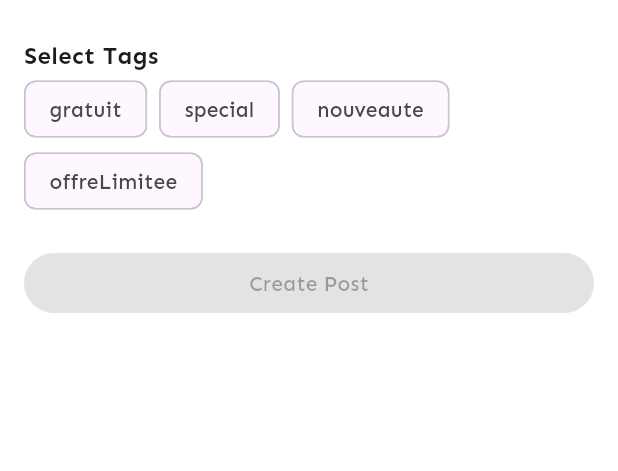
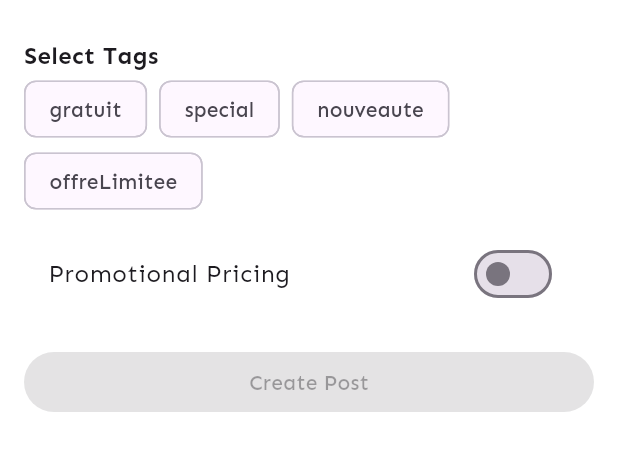
Before and after one commit to TugoMC/event_app, a Flutter app: the BlogPostEditScreen screen opened directly, on a phone screen of 412 x 824 dp, the part 572-1043 px from its top. Run offline on Flutter 3.47's test engine with Material 3 defaults, Android fonts, the phone set to English and light mode, and no system bars; our stand-ins replace auto_size_text, carousel_slider, cloud_firestore, firebase_auth, firebase_core, flutter_svg and 6 more; accounts and stored records are empty.

Commit message:
"Added promotional pricing and validity date fields to BlogPostEditScreen, with date pickers and validation. Imported intl package for date formatting."

```diff
--- a/lib/presentation/screens/dashboard/notification/blogpost/blog_post_edit_screen.dart
+++ b/lib/presentation/screens/dashboard/notification/blogpost/blog_post_edit_screen.dart
@@ -4,6 +4,7 @@ import 'package:event_app/data/models/commune.dart';
 import 'package:event_app/data/models/event_space.dart';
 import 'package:flutter/material.dart';
 import 'package:cloud_firestore/cloud_firestore.dart';
+import 'package:intl/intl.dart';
 
 class BlogPostEditScreen extends StatefulWidget {
   final BlogPost? post;
@@ -35,7 +36,13 @@ class _BlogPostEditScreenState extends State<BlogPostEditScreen> {
   String? _selectedEventSpaceId;
   EventSpace? _selectedEventSpace;
   late List<BlogTag> _tags;
-  BlogPromotionalPrice? _promotionalPrice;
+
+  // New fields for promotional pricing and validity
+  bool _isPromotional = false;
+  double? _promotionalPrice;
+  DateTime? _promotionalStartDate;
+  DateTime? _promotionalEndDate;
+  DateTime? _validUntil;
 
   List<EventSpace> _eventSpaces = [];
   bool _isLoading = true;
@@ -51,7 +58,17 @@ class _BlogPostEditScreenState extends State<BlogPostEditScreen> {
       _description = widget.post!.description;
       _selectedEventSpaceId = widget.post!.eventSpaceId;
       _tags = List.from(widget.post!.tags);
-      _promotionalPrice = widget.post!.promotionalPrice;
+
+      // Populate promotional price fields
+      if (widget.post!.promotionalPrice != null) {
+        _isPromotional = true;
+        _promotionalPrice = widget.post!.promotionalPrice!.promotionalPrice;
+        _promotionalStartDate = widget.post!.promotionalPrice!.startDate;
+        _promotionalEndDate = widget.post!.promotionalPrice!.endDate;
+      }
+
+      // Populate validity date
+      _validUntil = widget.post!.validUntil;
     } else {
       // Initialize with default values for new post
       _title = '';
@@ -254,10 +271,59 @@ class _BlogPostEditScreenState extends State<BlogPostEditScreen> {
   }
 
   Future<void> _savePost() async {
+    // Validate promotional price details
+    if (_isPromotional) {
+      if (_promotionalPrice == null) {
+        ScaffoldMessenger.of(context).showSnackBar(
+          const SnackBar(content: Text('Please enter a promotional price')),
+        );
+        return;
+      }
+      if (_promotionalStartDate == null || _promotionalEndDate == null) {
+        ScaffoldMessenger.of(context).showSnackBar(
+          const SnackBar(
+              content: Text('Please enter promotional start and end dates')),
+        );
+        return;
+      }
+    }
+
+    // Validate limited offer tag
+    if (_tags.contains(BlogTag.offreLimitee) && _validUntil == null) {
+      ScaffoldMessenger.of(context).showSnackBar(
+        const SnackBar(
+            content: Text('A limited offer must have a validity period')),
+      );
+      return;
+    }
+
     if (_formKey.currentState!.validate() && _selectedEventSpace != null) {
       _formKey.currentState!.save();
 
       try {
+        // Prepare promotional price object
+        BlogPromotionalPrice? promotionalPriceObj;
+        if (_isPromotional &&
+            _promotionalPrice != null &&
+            _promotionalStartDate != null &&
+            _promotionalEndDate != null) {
+          // Validate promotional price is lower than original price
+          if (_promotionalPrice! >= _selectedEventSpace!.price) {
+            ScaffoldMessenger.of(context).showSnackBar(
+              const SnackBar(
+                  content: Text(
+                      'Promotional price must be lower than original price')),
+            );
+            return;
+          }
+
+          promotionalPriceObj = BlogPromotionalPrice(
+            promotionalPrice: _promotionalPrice!,
+            startDate: _promotionalStartDate!,
+            endDate: _promotionalEndDate!,
+          );
+        }
+
         final blogPost = BlogPost(
           id: widget.post?.id, // Use existing ID if editing
           title: _title,
@@ -265,8 +331,9 @@ class _BlogPostEditScreenState extends State<BlogPostEditScreen> {
           eventSpaceId: _selectedEventSpace!.id,
           eventSpacePrice: _selectedEventSpace!.price,
           createdAt: widget.post?.createdAt ?? DateTime.now(),
+          validUntil: _validUntil,
           tags: _tags,
-          promotionalPrice: _promotionalPrice,
+          promotionalPrice: promotionalPriceObj,
         );
 
         if (widget.post == null) {
@@ -293,6 +360,37 @@ class _BlogPostEditScreenState extends State<BlogPostEditScreen> {
           SnackBar(content: Text('Error saving post: $e')),
         );
       }
+    }
+  }
+
+  // Date picker for promotional dates and validity
+  Future<void> _selectDate(BuildContext context,
+      {bool isValidUntil = false}) async {
+    final DateTime? picked = await showDatePicker(
+      context: context,
+      initialDate: DateTime.now(),
+      firstDate: DateTime.now(),
+      lastDate: DateTime(2101),
+    );
+
+    if (picked != null) {
+      setState(() {
+        if (isValidUntil) {
+          _validUntil = picked;
+        } else if (_promotionalStartDate == null) {
+          _promotionalStartDate = picked;
+        } else {
+          // Validate that end date is after start date
+          if (picked.isAfter(_promotionalStartDate!)) {
+            _promotionalEndDate = picked;
+          } else {
+            ScaffoldMessenger.of(context).showSnackBar(
+              const SnackBar(
+                  content: Text('End date must be after start date')),
+            );
+          }
+        }
+      });
     }
   }
 
@@ -458,9 +556,77 @@ class _BlogPostEditScreenState extends State<BlogPostEditScreen> {
                       ))
                   .toList(),
             ),
-            const SizedBox(height: 20),
+            // Promotional Price Section
+            const SizedBox(height: 10),
+            SwitchListTile(
+              title: const Text('Promotional Pricing'),
+              value: _isPromotional,
+              onChanged: (bool value) {
+                setState(() {
+                  _isPromotional = value;
+                  if (!value) {
+                    // Reset promotional price fields
+                    _promotionalPrice = null;
+                    _promotionalStartDate = null;
+                    _promotionalEndDate = null;
+                  }
+                });
+              },
+            ),
+
+            if (_isPromotional) ...[
+              // Promotional Price Input
+              TextFormField(
+                decoration: const InputDecoration(
+                  labelText: 'Promotional Price',
+                  hintText: 'Enter promotional price',
+                ),
+                keyboardType: TextInputType.number,
+                validator: (value) {
+                  if (_isPromotional && (value == null || value.isEmpty)) {
+                    return 'Please enter a promotional price';
+                  }
+                  return null;
+                },
+                onSaved: (value) {
+                  _promotionalPrice =
+                      value != null ? double.parse(value) : null;
+                },
+              ),
+
+              // Promotional Date Pickers
+              ListTile(
+                title: Text(
+                    'Promotional Start Date: ${_promotionalStartDate != null ? DateFormat('dd/MM/yyyy').format(_promotionalStartDate!) : 'Select start date'}'),
+                trailing: IconButton(
+                  icon: const Icon(Icons.calendar_today),
+                  onPressed: () => _selectDate(context),
+                ),
+              ),
+              ListTile(
+                title: Text(
+                    'Promotional End Date: ${_promotionalEndDate != null ? DateFormat('dd/MM/yyyy').format(_promotionalEndDate!) : 'Select end date'}'),
+                trailing: IconButton(
+                  icon: const Icon(Icons.calendar_today),
+                  onPressed: () => _selectDate(context),
+                ),
+              ),
+            ],
+
+            // Validity Date for Limited Offers
+            if (_tags.contains(BlogTag.offreLimitee)) ...[
+              ListTile(
+                title: Text(
+                    'Validity Date: ${_validUntil != null ? DateFormat('dd/MM/yyyy').format(_validUntil!) : 'Select validity date'}'),
+                trailing: IconButton(
+                  icon: const Icon(Icons.calendar_today),
+                  onPressed: () => _selectDate(context, isValidUntil: true),
+                ),
+              ),
+            ],
 
             // Save Button
+            const SizedBox(height: 20),
             ElevatedButton(
               onPressed: _selectedEventSpace != null ? _savePost : null,
               child: Text(
--- a/pubspec.yaml
+++ b/pubspec.yaml
@@ -36,6 +36,7 @@ dependencies:
   geolocator: ^13.0.2
   google_maps_flutter: ^2.10.0
   geocoding: ^3.0.0
+  intl: ^0.19.0
 
 
 dev_dependencies:
```
Also changed, not shown: pubspec.lock.
